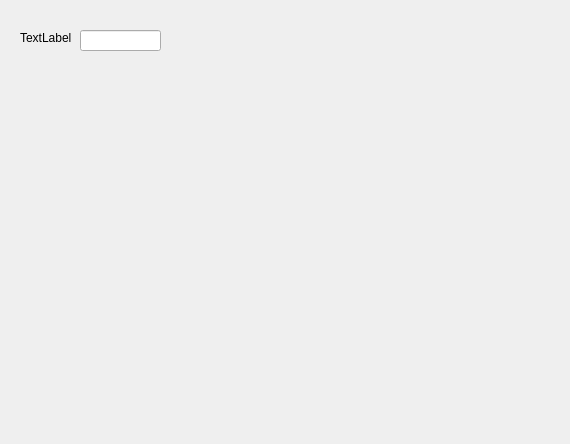
First picture: the form in ModbusDevices/Example.ui, repository darcyg/ModbusDevices, before the edit.
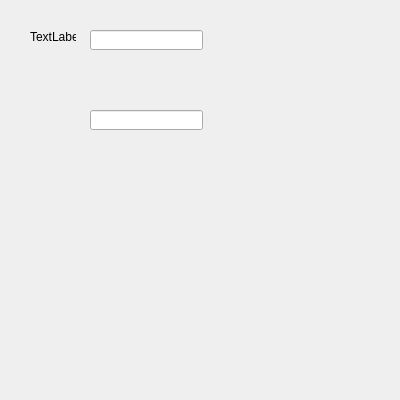
Second picture: the form after the edit.

Patch:
```diff
--- a/ModbusDevices/Example.ui
+++ b/ModbusDevices/Example.ui
@@ -6,39 +6,67 @@
    <rect>
     <x>0</x>
     <y>0</y>
-    <width>570</width>
-    <height>444</height>
+    <width>400</width>
+    <height>400</height>
    </rect>
   </property>
+  <property name="sizePolicy">
+   <sizepolicy hsizetype="Preferred" vsizetype="Preferred">
+    <horstretch>0</horstretch>
+    <verstretch>0</verstretch>
+   </sizepolicy>
+  </property>
+  <property name="minimumSize">
+   <size>
+    <width>400</width>
+    <height>400</height>
+   </size>
+  </property>
   <property name="windowTitle">
    <string>Test</string>
   </property>
-  <widget class="QLineEdit" name="lineVariable">
-   <property name="geometry">
-    <rect>
-     <x>80</x>
-     <y>30</y>
-     <width>81</width>
-     <height>21</height>
-    </rect>
-   </property>
-   <property name="styleSheet">
-    <string notr="true">&quot;addr&quot;: [1, 2]</string>
-   </property>
-  </widget>
+  <property name="styleSheet">
+   <string notr="true">&quot;addr&quot; : 1, &quot;fdmt&quot; : &quot;{.}&quot;</string>
+  </property>
   <widget class="QLabel" name="label">
    <property name="geometry">
     <rect>
-     <x>20</x>
+     <x>30</x>
      <y>30</y>
-     <width>51</width>
-     <height>16</height>
+     <width>46</width>
+     <height>13</height>
     </rect>
    </property>
    <property name="text">
     <string>TextLabel</string>
    </property>
   </widget>
+  <widget class="QLineEdit" name="lineEdit">
+   <property name="geometry">
+    <rect>
+     <x>90</x>
+     <y>30</y>
+     <width>113</width>
+     <height>20</height>
+    </rect>
+   </property>
+   <property name="styleSheet">
+    <string notr="true">&quot;addr&quot;:1, &quot;fmt&quot;:&quot;{.1}&quot;</string>
+   </property>
+  </widget>
+  <widget class="QLineEdit" name="lineEdit_2">
+   <property name="geometry">
+    <rect>
+     <x>90</x>
+     <y>110</y>
+     <width>113</width>
+     <height>20</height>
+    </rect>
+   </property>
+   <property name="styleSheet">
+    <string notr="true">&quot;asd&quot;:21</string>
+   </property>
+  </widget>
  </widget>
  <resources/>
  <connections/>
```
